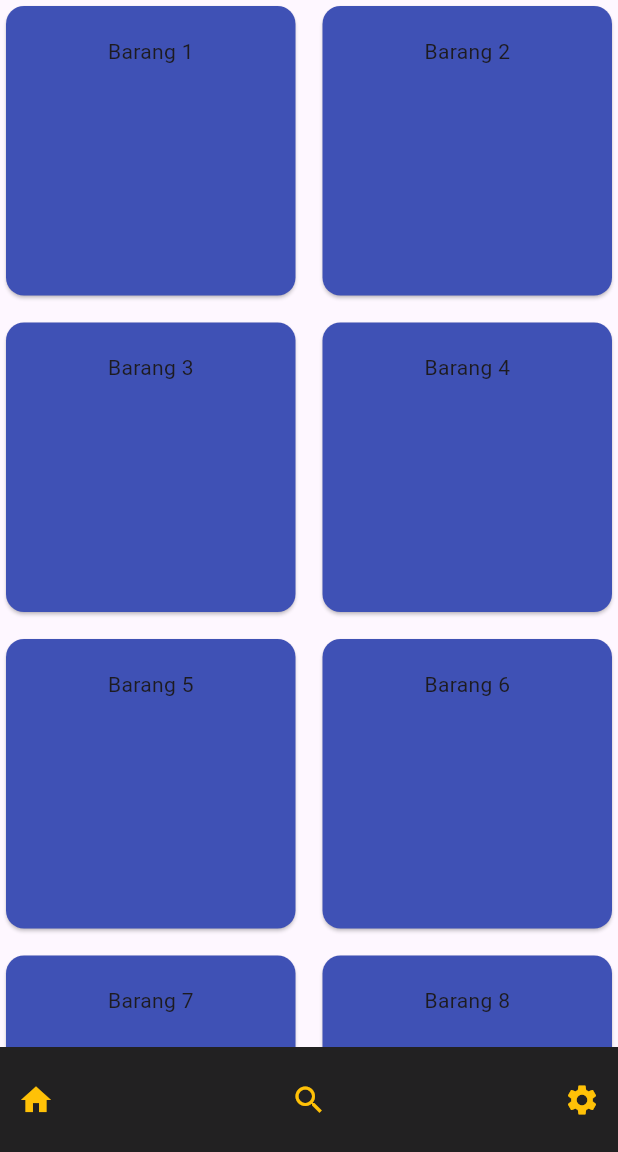
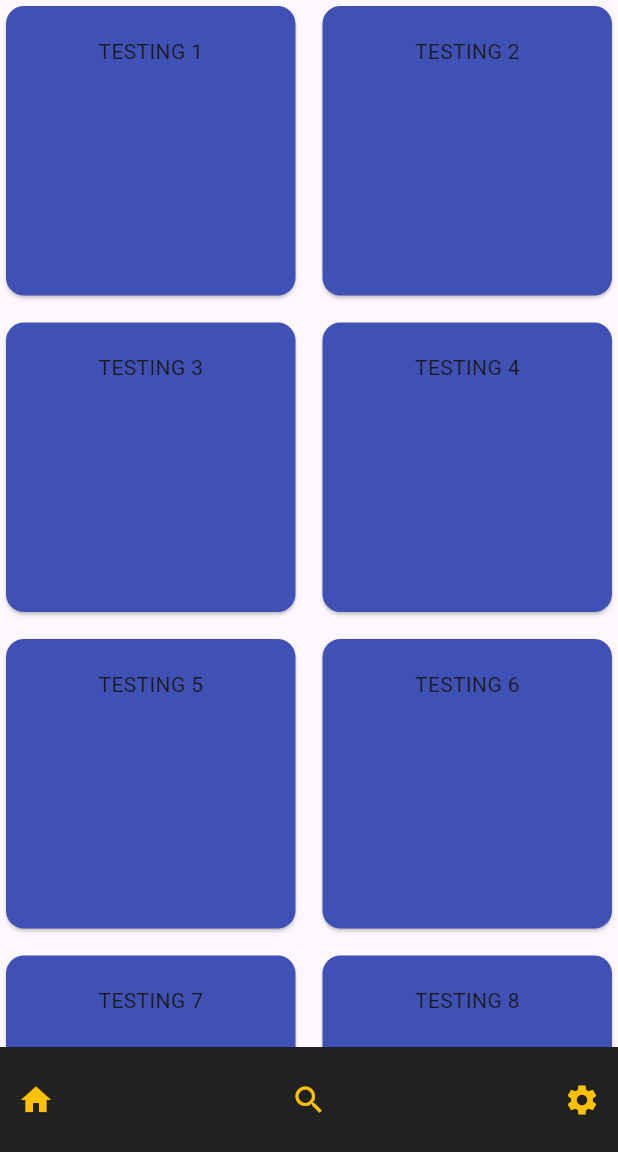
Before and after one commit to farisdwi28/Proyek7, a Flutter app: the screen it shows after launch, on a phone screen of 412 x 824 dp, the part 84-1236 px from its top. Run offline on Flutter 3.47's test engine with Material 3 defaults, Android fonts, the light colour scheme and no system bars.

Commit message:
Second Commit

```diff
--- a/alfariz_property/lib/main.dart
+++ b/alfariz_property/lib/main.dart
@@ -47,7 +47,7 @@ class MyApp extends StatelessWidget {
                         child: Column(
                           mainAxisSize: MainAxisSize.min,
                           children: [
-                            Text("Barang ${index + 1}"),
+                            Text("TESTING ${index + 1}"),
                             const SizedBox(
                                 height: 10), // Spacing between text and button
                             // Add an icon (optional)
```
